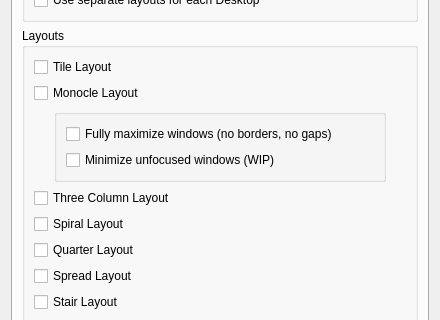
Bismuth-Forge/bismuth, file res/config.ui: the form before one commit; both pictures show x 0 to 440 and y 97 to 417 of the 440 by 547 pixel window.
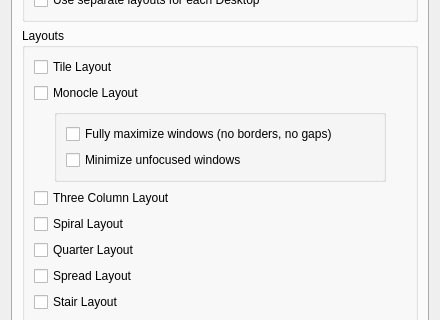
The form after the commit.

Commit message: fix: :bug: Monocle Layout "minimize unfocused windows" fixes and improvements

```diff
--- a/res/config.ui
+++ b/res/config.ui
@@ -115,7 +115,7 @@
                <item>
                 <widget class="QCheckBox" name="kcfg_monocleMinimizeRest">
                  <property name="text">
-                  <string>Minimize unfocused windows (WIP)</string>
+                  <string>Minimize unfocused windows</string>
                  </property>
                 </widget>
                </item>
```
The commit also changes 9 other files.
